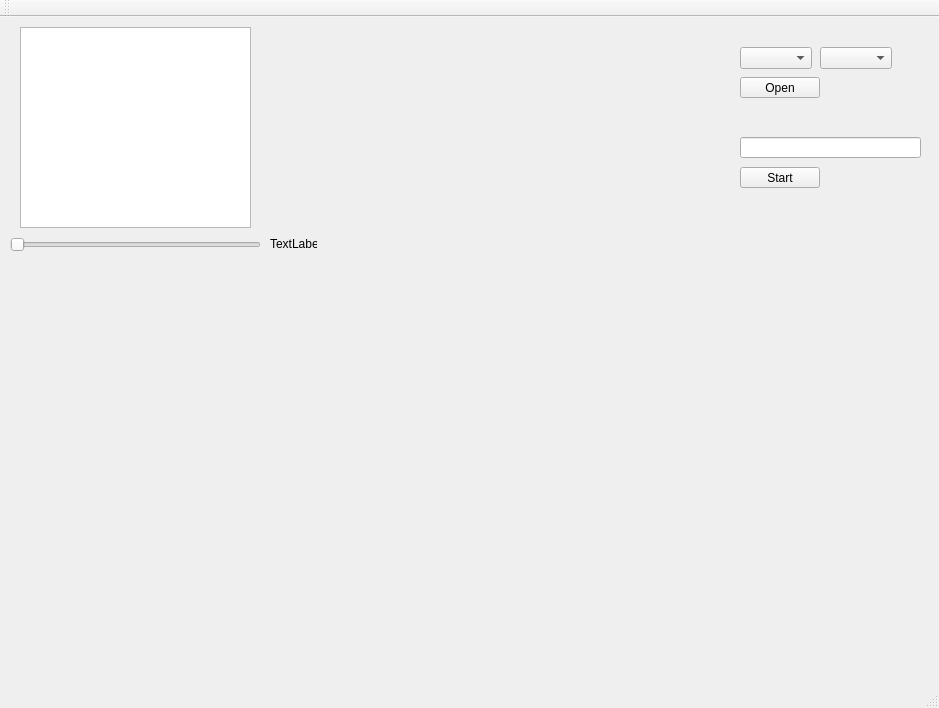
First picture: the form in mainwindow.ui, repository SemVan/QPulseOxi, before the edit.
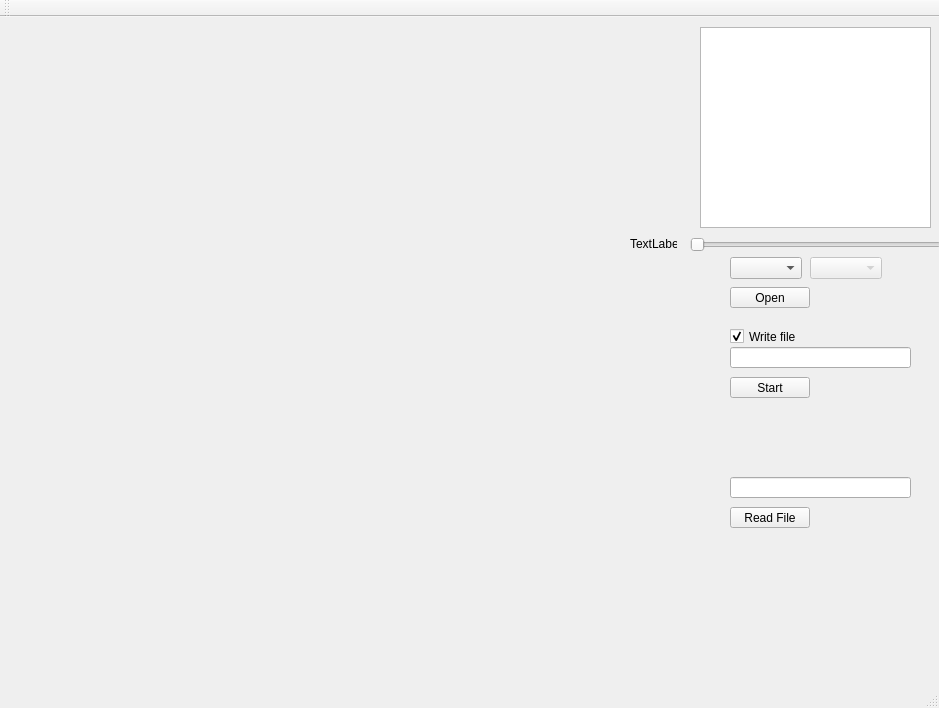
Second picture: the form after the edit. Custom widgets are drawn as their Qt base class.

What changed in the file:
```diff
--- a/mainwindow.ui
+++ b/mainwindow.ui
@@ -27,8 +27,8 @@
    <widget class="QComboBox" name="comboBox">
     <property name="geometry">
      <rect>
-      <x>740</x>
-      <y>30</y>
+      <x>730</x>
+      <y>240</y>
       <width>72</width>
       <height>22</height>
      </rect>
@@ -37,8 +37,8 @@
    <widget class="QPushButton" name="pushButton">
     <property name="geometry">
      <rect>
-      <x>740</x>
-      <y>60</y>
+      <x>730</x>
+      <y>270</y>
       <width>80</width>
       <height>21</height>
      </rect>
@@ -58,10 +58,13 @@
     </property>
    </widget>
    <widget class="QComboBox" name="comboBox_2">
+    <property name="enabled">
+     <bool>false</bool>
+    </property>
     <property name="geometry">
      <rect>
-      <x>820</x>
-      <y>30</y>
+      <x>810</x>
+      <y>240</y>
       <width>72</width>
       <height>22</height>
      </rect>
@@ -70,7 +73,7 @@
    <widget class="QGraphicsView" name="graphicsView">
     <property name="geometry">
      <rect>
-      <x>20</x>
+      <x>700</x>
       <y>10</y>
       <width>231</width>
       <height>201</height>
@@ -80,9 +83,9 @@
    <widget class="QCustomPlot" name="widget_3" native="true">
     <property name="geometry">
      <rect>
-      <x>270</x>
+      <x>10</x>
       <y>10</y>
-      <width>411</width>
+      <width>671</width>
       <height>201</height>
      </rect>
     </property>
@@ -90,7 +93,7 @@
    <widget class="QSlider" name="horizontalSlider">
     <property name="geometry">
      <rect>
-      <x>10</x>
+      <x>690</x>
       <y>220</y>
       <width>251</width>
       <height>16</height>
@@ -103,7 +106,7 @@
    <widget class="QLabel" name="label">
     <property name="geometry">
      <rect>
-      <x>270</x>
+      <x>630</x>
       <y>220</y>
       <width>47</width>
       <height>13</height>
@@ -116,8 +119,8 @@
    <widget class="QLineEdit" name="lineEdit">
     <property name="geometry">
      <rect>
-      <x>740</x>
-      <y>120</y>
+      <x>730</x>
+      <y>330</y>
       <width>181</width>
       <height>21</height>
      </rect>
@@ -126,8 +129,8 @@
    <widget class="QPushButton" name="pushButton_2">
     <property name="geometry">
      <rect>
-      <x>740</x>
-      <y>150</y>
+      <x>730</x>
+      <y>360</y>
       <width>80</width>
       <height>21</height>
      </rect>
@@ -136,6 +139,45 @@
      <string>Start</string>
     </property>
    </widget>
+   <widget class="QCheckBox" name="checkBox">
+    <property name="geometry">
+     <rect>
+      <x>730</x>
+      <y>310</y>
+      <width>72</width>
+      <height>19</height>
+     </rect>
+    </property>
+    <property name="text">
+     <string>Write file</string>
+    </property>
+    <property name="checked">
+     <bool>true</bool>
+    </property>
+   </widget>
+   <widget class="QLineEdit" name="lineEdit_2">
+    <property name="geometry">
+     <rect>
+      <x>730</x>
+      <y>460</y>
+      <width>181</width>
+      <height>21</height>
+     </rect>
+    </property>
+   </widget>
+   <widget class="QPushButton" name="pushButton_3">
+    <property name="geometry">
+     <rect>
+      <x>730</x>
+      <y>490</y>
+      <width>80</width>
+      <height>21</height>
+     </rect>
+    </property>
+    <property name="text">
+     <string>Read File</string>
+    </property>
+   </widget>
   </widget>
   <widget class="QMenuBar" name="menuBar">
    <property name="geometry">
```
